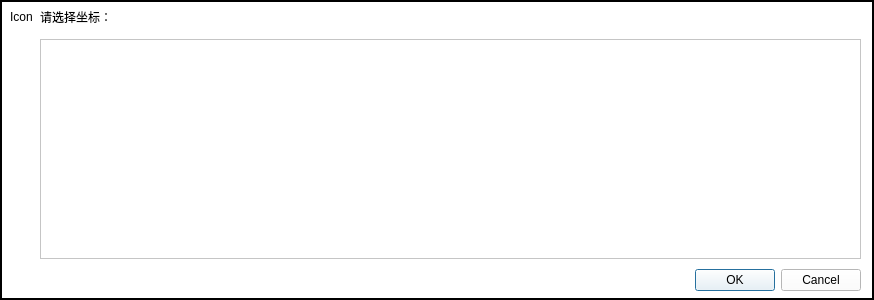
The window that coordialog.ui (taiyuankejizhu/SparkZNC) describes before a commit, drawn with Qt 5.
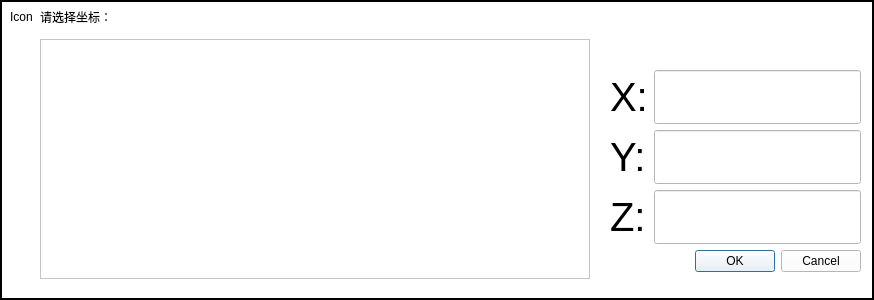
The same window after the commit.

Patch:
```diff
--- a/coordialog.ui
+++ b/coordialog.ui
@@ -463,7 +463,7 @@
      <rect>
       <x>0</x>
       <y>0</y>
-      <width>871</width>
+      <width>611</width>
       <height>301</height>
      </rect>
     </property>
@@ -534,19 +534,97 @@
        </property>
        <property name="minimumSize">
         <size>
-         <width>800</width>
-         <height>220</height>
+         <width>400</width>
+         <height>240</height>
         </size>
        </property>
        <property name="maximumSize">
         <size>
-         <width>880</width>
+         <width>550</width>
          <height>300</height>
         </size>
        </property>
       </widget>
      </item>
+    </layout>
+   </widget>
+   <widget class="QWidget" name="formLayoutWidget_2">
+    <property name="geometry">
+     <rect>
+      <x>610</x>
+      <y>40</y>
+      <width>251</width>
+      <height>261</height>
+     </rect>
+    </property>
+    <layout class="QFormLayout" name="formLayout_2">
+     <property name="formAlignment">
+      <set>Qt::AlignLeading|Qt::AlignLeft|Qt::AlignVCenter</set>
+     </property>
+     <item row="0" column="0">
+      <widget class="QLabel" name="label_2">
+       <property name="font">
+        <font>
+         <pointsize>30</pointsize>
+        </font>
+       </property>
+       <property name="text">
+        <string>X:</string>
+       </property>
+      </widget>
+     </item>
+     <item row="1" column="0">
+      <widget class="QLabel" name="label_3">
+       <property name="font">
+        <font>
+         <pointsize>30</pointsize>
+        </font>
+       </property>
+       <property name="text">
+        <string>Y:</string>
+       </property>
+      </widget>
+     </item>
+     <item row="2" column="0">
+      <widget class="QLabel" name="label_4">
+       <property name="font">
+        <font>
+         <pointsize>30</pointsize>
+        </font>
+       </property>
+       <property name="text">
+        <string>Z:</string>
+       </property>
+      </widget>
+     </item>
+     <item row="0" column="1">
+      <widget class="QLineEdit" name="lineEdit_x">
+       <property name="font">
+        <font>
+         <pointsize>30</pointsize>
+        </font>
+       </property>
+      </widget>
+     </item>
+     <item row="1" column="1">
+      <widget class="QLineEdit" name="lineEdit_y">
+       <property name="font">
+        <font>
+         <pointsize>30</pointsize>
+        </font>
+       </property>
+      </widget>
+     </item>
      <item row="2" column="1">
+      <widget class="QLineEdit" name="lineEdit_z">
+       <property name="font">
+        <font>
+         <pointsize>30</pointsize>
+        </font>
+       </property>
+      </widget>
+     </item>
+     <item row="3" column="1">
       <widget class="QDialogButtonBox" name="buttonBox">
        <property name="enabled">
         <bool>true</bool>
```
